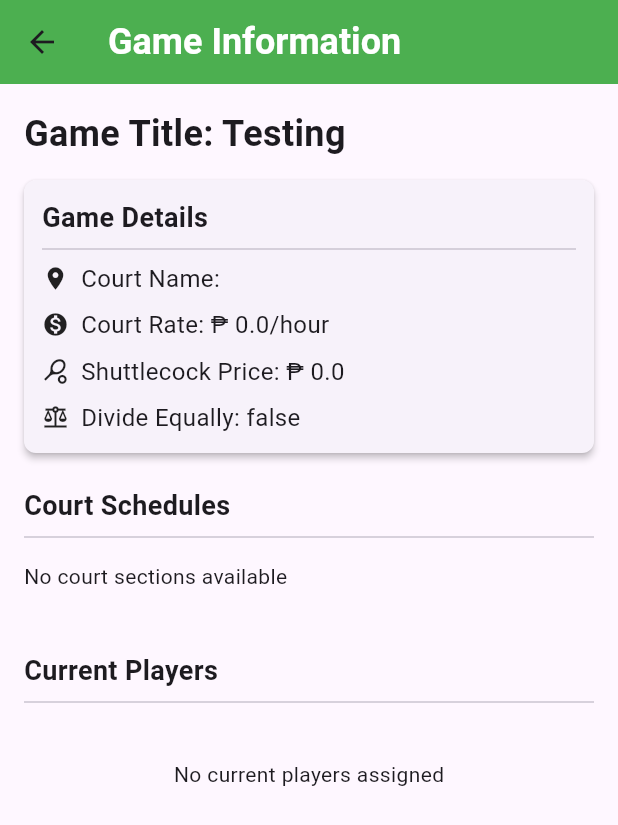
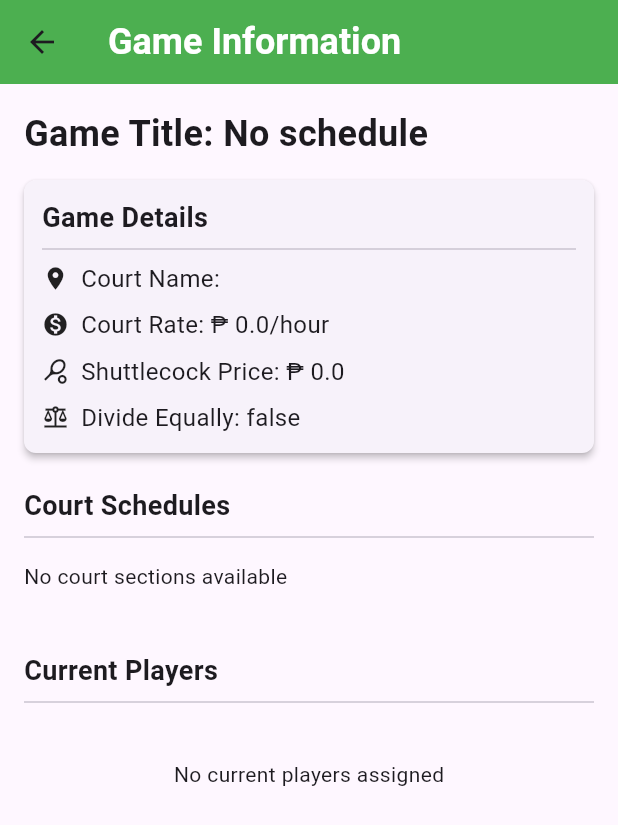
Before and after one commit to SyBorg00/badminton_app, a Flutter app: the GameView screen opened directly with empty values, on a phone screen of 412 x 824 dp. Shown: the top 825 px of the screen. Run offline on Flutter 3.47's test engine with Material 3 defaults, Android fonts, the phone set to English and light mode, and no system bars; our stand-ins replace shared_preferences; accounts and stored records are empty.

Commit message:
minor changes

```diff
--- a/lib/game_view.dart
+++ b/lib/game_view.dart
@@ -13,6 +13,22 @@ class GameView extends StatelessWidget {
     final shuttlecockPrice = games.court.shuttlecockPrice;
     final isDivided = games.court.isDivided;
     final sections = games.court.section;
+
+    String headerText;
+    if (title.trim().isEmpty) {
+      String dateText = 'No schedule';
+      if (sections.isNotEmpty) {
+        final firstSched = sections.first?.schedule;
+        final start = firstSched?.start;
+        if (start != null) {
+          dateText =
+              '${start.month.toString().padLeft(2, '0')}/${start.day.toString().padLeft(2, '0')}/${start.year}';
+        }
+      }
+      headerText = dateText;
+    } else {
+      headerText = 'Game Title: $title';
+    }
 
     return Scaffold(
       appBar: AppBar(
@@ -32,7 +48,7 @@ class GameView extends StatelessWidget {
           crossAxisAlignment: CrossAxisAlignment.start,
           children: [
             Text(
-              "Game Title: ${title != '' ? title : 'Testing'}",
+              "Game Title: $headerText",
               style: const TextStyle(fontSize: 24, fontWeight: FontWeight.bold),
             ),
             const SizedBox(height: 8),
--- a/lib/user_settings.dart
+++ b/lib/user_settings.dart
@@ -29,7 +29,7 @@ class _UserSettingsState extends State<UserSettings> {
           prefs.getDouble('defaultCourtRate')?.toString() ?? '';
       _defaultShuttleCockPrice.text =
           prefs.getDouble('defaultShuttleCockPrice')?.toString() ?? '';
-      divideCourtPerPlayer = prefs.getBool('divideCourtPerPlayer') ?? true;
+      divideCourtPerPlayer = prefs.getBool('divideCourtPerPlayer') ?? false;
     });
   }
 
```
Also changed, not shown: lib/widgets/game_card.dart (+6 -1 lines).
